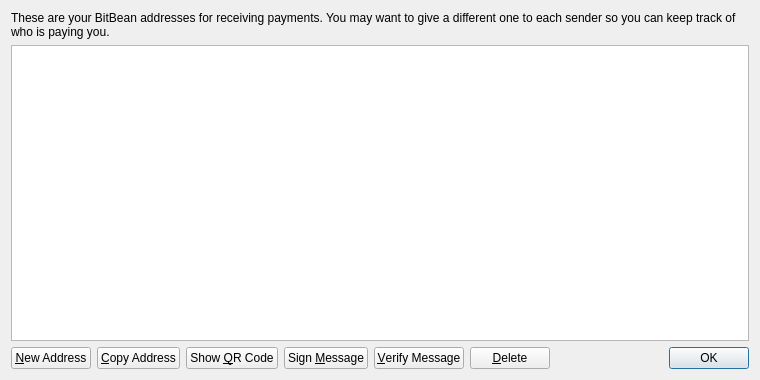
Above: src/qt/forms/addressbookpage.ui from nokat/bitbean before the change. Below: the same form after it.
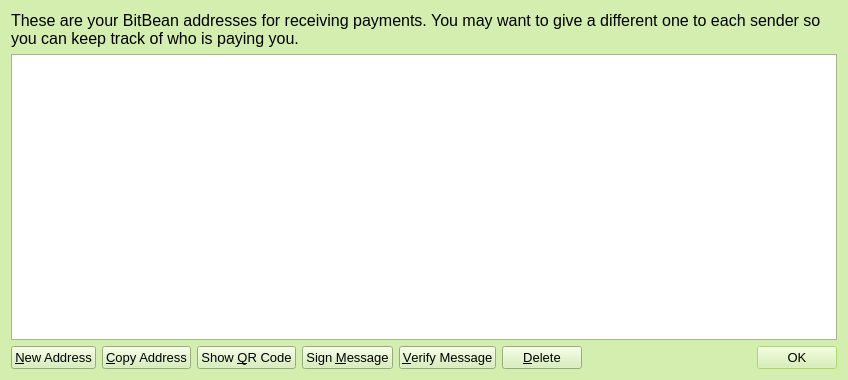
That is the form after the change. Icons and pictures are not drawn.

```diff
--- a/src/qt/forms/addressbookpage.ui
+++ b/src/qt/forms/addressbookpage.ui
@@ -6,16 +6,194 @@
    <rect>
     <x>0</x>
     <y>0</y>
-    <width>760</width>
+    <width>848</width>
     <height>380</height>
    </rect>
   </property>
+  <property name="palette">
+   <palette>
+    <active>
+     <colorrole role="Button">
+      <brush brushstyle="SolidPattern">
+       <color alpha="255">
+        <red>211</red>
+        <green>238</green>
+        <blue>175</blue>
+       </color>
+      </brush>
+     </colorrole>
+     <colorrole role="Base">
+      <brush brushstyle="SolidPattern">
+       <color alpha="255">
+        <red>255</red>
+        <green>255</green>
+        <blue>255</blue>
+       </color>
+      </brush>
+     </colorrole>
+     <colorrole role="Window">
+      <brush brushstyle="SolidPattern">
+       <color alpha="255">
+        <red>211</red>
+        <green>238</green>
+        <blue>175</blue>
+       </color>
+      </brush>
+     </colorrole>
+     <colorrole role="Highlight">
+      <brush brushstyle="SolidPattern">
+       <color alpha="255">
+        <red>159</red>
+        <green>213</green>
+        <blue>85</blue>
+       </color>
+      </brush>
+     </colorrole>
+     <colorrole role="AlternateBase">
+      <brush brushstyle="SolidPattern">
+       <color alpha="255">
+        <red>211</red>
+        <green>238</green>
+        <blue>175</blue>
+       </color>
+      </brush>
+     </colorrole>
+     <colorrole role="ToolTipBase">
+      <brush brushstyle="SolidPattern">
+       <color alpha="255">
+        <red>211</red>
+        <green>238</green>
+        <blue>175</blue>
+       </color>
+      </brush>
+     </colorrole>
+    </active>
+    <inactive>
+     <colorrole role="Button">
+      <brush brushstyle="SolidPattern">
+       <color alpha="255">
+        <red>211</red>
+        <green>238</green>
+        <blue>175</blue>
+       </color>
+      </brush>
+     </colorrole>
+     <colorrole role="Base">
+      <brush brushstyle="SolidPattern">
+       <color alpha="255">
+        <red>255</red>
+        <green>255</green>
+        <blue>255</blue>
+       </color>
+      </brush>
+     </colorrole>
+     <colorrole role="Window">
+      <brush brushstyle="SolidPattern">
+       <color alpha="255">
+        <red>211</red>
+        <green>238</green>
+        <blue>175</blue>
+       </color>
+      </brush>
+     </colorrole>
+     <colorrole role="Highlight">
+      <brush brushstyle="SolidPattern">
+       <color alpha="255">
+        <red>159</red>
+        <green>213</green>
+        <blue>85</blue>
+       </color>
+      </brush>
+     </colorrole>
+     <colorrole role="AlternateBase">
+      <brush brushstyle="SolidPattern">
+       <color alpha="255">
+        <red>211</red>
+        <green>238</green>
+        <blue>175</blue>
+       </color>
+      </brush>
+     </colorrole>
+     <colorrole role="ToolTipBase">
+      <brush brushstyle="SolidPattern">
+       <color alpha="255">
+        <red>211</red>
+        <green>238</green>
+        <blue>175</blue>
+       </color>
+      </brush>
+     </colorrole>
+    </inactive>
+    <disabled>
+     <colorrole role="Button">
+      <brush brushstyle="SolidPattern">
+       <color alpha="255">
+        <red>211</red>
+        <green>238</green>
+        <blue>175</blue>
+       </color>
+      </brush>
+     </colorrole>
+     <colorrole role="Base">
+      <brush brushstyle="SolidPattern">
+       <color alpha="255">
+        <red>211</red>
+        <green>238</green>
+        <blue>175</blue>
+       </color>
+      </brush>
+     </colorrole>
+     <colorrole role="Window">
+      <brush brushstyle="SolidPattern">
+       <color alpha="255">
+        <red>211</red>
+        <green>238</green>
+        <blue>175</blue>
+       </color>
+      </brush>
+     </colorrole>
+     <colorrole role="Highlight">
+      <brush brushstyle="SolidPattern">
+       <color alpha="255">
+        <red>0</red>
+        <green>0</green>
+        <blue>128</blue>
+       </color>
+      </brush>
+     </colorrole>
+     <colorrole role="AlternateBase">
+      <brush brushstyle="SolidPattern">
+       <color alpha="255">
+        <red>211</red>
+        <green>238</green>
+        <blue>175</blue>
+       </color>
+      </brush>
+     </colorrole>
+     <colorrole role="ToolTipBase">
+      <brush brushstyle="SolidPattern">
+       <color alpha="255">
+        <red>211</red>
+        <green>238</green>
+        <blue>175</blue>
+       </color>
+      </brush>
+     </colorrole>
+    </disabled>
+   </palette>
+  </property>
   <property name="windowTitle">
    <string>Address Book</string>
   </property>
   <layout class="QVBoxLayout" name="verticalLayout">
    <item>
     <widget class="QLabel" name="labelExplanation">
+     <property name="font">
+      <font>
+       <family>Liberation Sans</family>
+       <pointsize>12</pointsize>
+      </font>
+     </property>
      <property name="text">
       <string>These are your BitBean addresses for receiving payments. You may want to give a different one to each sender so you can keep track of who is paying you.</string>
      </property>
@@ -59,6 +237,12 @@
     <layout class="QHBoxLayout" name="horizontalLayout">
      <item>
       <widget class="QPushButton" name="newAddressButton">
+       <property name="font">
+        <font>
+         <family>Liberation Sans</family>
+         <pointsize>10</pointsize>
+        </font>
+       </property>
        <property name="toolTip">
         <string>Create a new address</string>
        </property>
@@ -73,6 +257,12 @@
      </item>
      <item>
       <widget class="QPushButton" name="copyToClipboard">
+       <property name="font">
+        <font>
+         <family>Liberation Sans</family>
+         <pointsize>10</pointsize>
+        </font>
+       </property>
        <property name="toolTip">
         <string>Copy the currently selected address to the system clipboard</string>
        </property>
@@ -87,6 +277,12 @@
      </item>
      <item>
       <widget class="QPushButton" name="showQRCode">
+       <property name="font">
+        <font>
+         <family>Liberation Sans</family>
+         <pointsize>10</pointsize>
+        </font>
+       </property>
        <property name="text">
         <string>Show &amp;QR Code</string>
        </property>
@@ -98,6 +294,12 @@
      </item>
      <item>
       <widget class="QPushButton" name="signMessage">
+       <property name="font">
+        <font>
+         <family>Liberation Sans</family>
+         <pointsize>10</pointsize>
+        </font>
+       </property>
        <property name="toolTip">
         <string>Sign a message to prove you own a BitBean address</string>
        </property>
@@ -112,6 +314,14 @@
      </item>
      <item>
       <widget class="QPushButton" name="verifyMessage">
+       <property name="font">
+        <font>
+         <family>Liberation Sans</family>
+         <pointsize>10</pointsize>
+         <weight>50</weight>
+         <bold>false</bold>
+        </font>
+       </property>
        <property name="toolTip">
         <string>Verify a message to ensure it was signed with a specified BitBean address</string>
        </property>
@@ -126,6 +336,12 @@
      </item>
      <item>
       <widget class="QPushButton" name="deleteButton">
+       <property name="font">
+        <font>
+         <family>Liberation Sans</family>
+         <pointsize>10</pointsize>
+        </font>
+       </property>
        <property name="toolTip">
         <string>Delete the currently selected address from the list</string>
        </property>
@@ -159,6 +375,12 @@
          <verstretch>0</verstretch>
         </sizepolicy>
        </property>
+       <property name="font">
+        <font>
+         <family>Liberation Sans</family>
+         <pointsize>10</pointsize>
+        </font>
+       </property>
        <property name="standardButtons">
         <set>QDialogButtonBox::Ok</set>
        </property>
```
Left out of the diff: 18 changed lines with no effect on the pictures.
